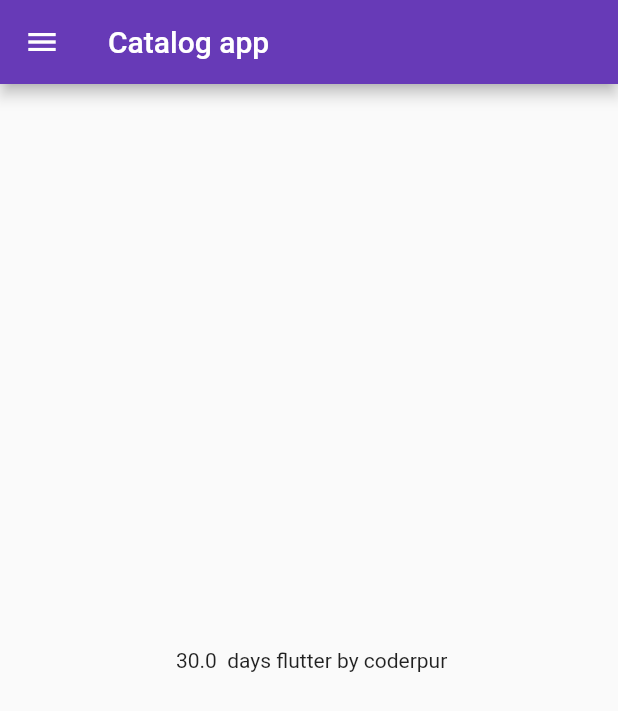
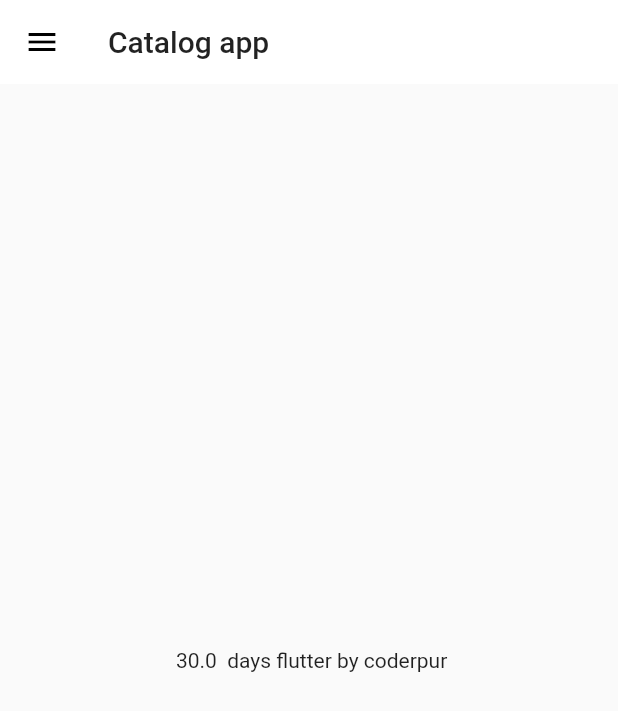
Before and after one commit to kenkirito/app, a Flutter app: the screen it shows after launch, on a phone screen of 412 x 824 dp. Shown: the top 711 px of the screen. Run offline on Flutter 3.47's test engine with Material 2 defaults, Android fonts, the phone set to English and light mode, and no system bars; our stand-ins replace google_fonts.

Commit message:
👌 IMPROVE: Theme

```diff
--- a/lib/main.dart
+++ b/lib/main.dart
@@ -1,7 +1,7 @@
 import 'package:flutter/material.dart';
 import 'package:flutter_app/Pages/login_page.dart';
 import 'package:flutter_app/utils/routes.dart';
-import 'package:google_fonts/google_fonts.dart';
+import 'package:flutter_app/widge/theme.dart';
 import 'Pages/home_page.dart';
 
 void main() {
@@ -14,13 +14,8 @@ class MyApp extends StatelessWidget {
   Widget build(BuildContext context) {
     return MaterialApp(
       themeMode: ThemeMode.light,
-      theme: ThemeData(
-        primarySwatch: Colors.deepPurple,
-        fontFamily: GoogleFonts.aBeeZee().fontFamily,
-      ),
-      darkTheme: ThemeData(
-        brightness: Brightness.dark,
-      ),
+      theme: MyTheme.lightTheme(context),
+      darkTheme: MyTheme.darkTheme(context),
       debugShowCheckedModeBanner: false,
       initialRoute: MyRoutes.homeRoute,
       routes: {
--- /dev/null
+++ b/lib/widge/theme.dart
@@ -0,0 +1,17 @@
+import 'package:flutter/material.dart';
+import 'package:google_fonts/google_fonts.dart';
+
+class MyTheme {
+  static ThemeData lightTheme(BuildContext context) => ThemeData(
+      primarySwatch: Colors.deepPurple,
+      fontFamily: GoogleFonts.aBeeZee().fontFamily,
+      appBarTheme: AppBarTheme(
+        color: Colors.white,
+        elevation: 0,
+        iconTheme: IconThemeData(color: Colors.black),
+        textTheme: Theme.of(context).textTheme,
+      ));
+
+  static ThemeData darkTheme(BuildContext context) =>
+      ThemeData(brightness: Brightness.dark);
+}
```
Also changed, not shown: 4 other files.
